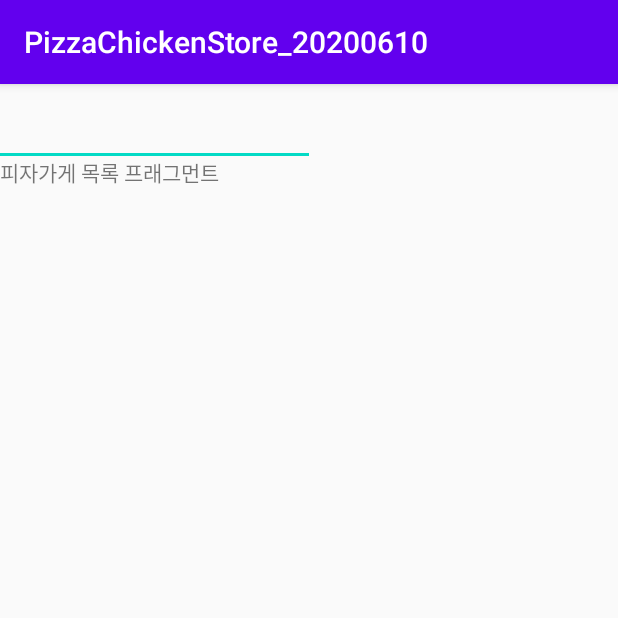
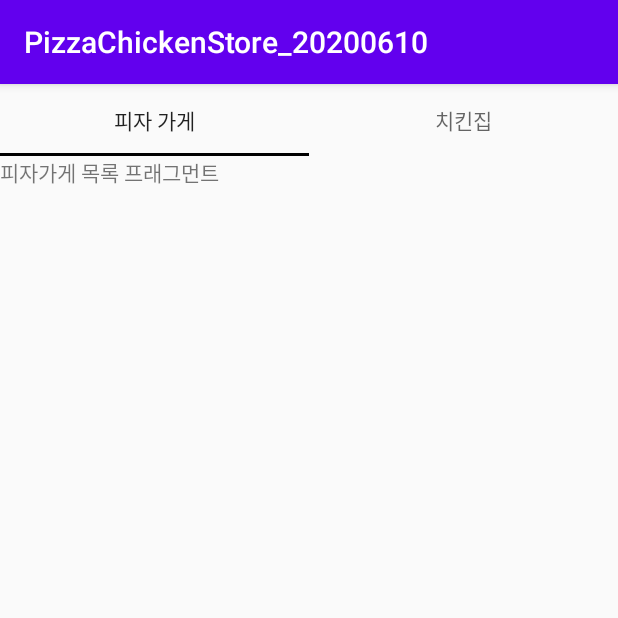
Before and after one commit to cho881020/PizzaChickenStore_20200610, an Android app: the screen it shows after launch (MainActivity), on a phone screen of 412 x 824 dp, the top half of it. Run offline under Robolectric (Android 15) with nearby library versions, the light colour scheme and no system bars.

Commit message:
제목설정 + 인디케이터 색 (검정) 변경

```diff
--- a/app/src/main/java/kr/co/tjoeun/pizzachickenstore_20200610/adapters/StoreFragmentPagerAdapter.kt
+++ b/app/src/main/java/kr/co/tjoeun/pizzachickenstore_20200610/adapters/StoreFragmentPagerAdapter.kt
@@ -7,6 +7,14 @@ import kr.co.tjoeun.pizzachickenstore_20200610.fragments.ChickenStoreListFragmen
 import kr.co.tjoeun.pizzachickenstore_20200610.fragments.PizzaStoreListFragment
 
 class StoreFragmentPagerAdapter(fm: FragmentManager) : FragmentPagerAdapter(fm) {
+
+    override fun getPageTitle(position: Int): CharSequence? {
+        return when(position) {
+            0 -> "피자 가게"
+            else -> "치킨집"
+        }
+    }
+
     override fun getItem(position: Int): Fragment {
         return when(position) {
             0 -> PizzaStoreListFragment()
--- a/app/src/main/res/layout/activity_main.xml
+++ b/app/src/main/res/layout/activity_main.xml
@@ -10,7 +10,8 @@
     <com.google.android.material.tabs.TabLayout
         android:id="@+id/myTabLayout"
         android:layout_width="match_parent"
-        android:layout_height="wrap_content" />
+        android:layout_height="wrap_content"
+        app:tabIndicatorColor="#000000"/>
 
     <androidx.viewpager.widget.ViewPager
         android:id="@+id/storeViewPager"
```
